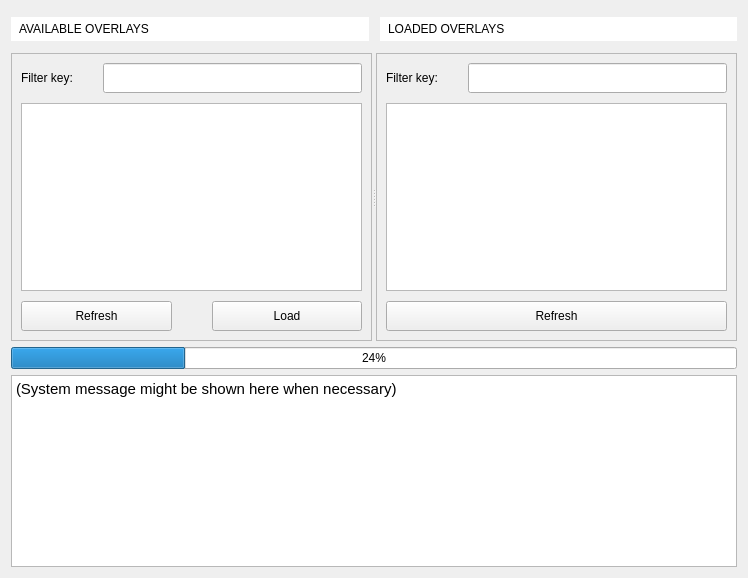
The window that resource/fros_loader_widget.ui (himaj47/rqt_fros_loader) describes before a commit, drawn with Qt 5.
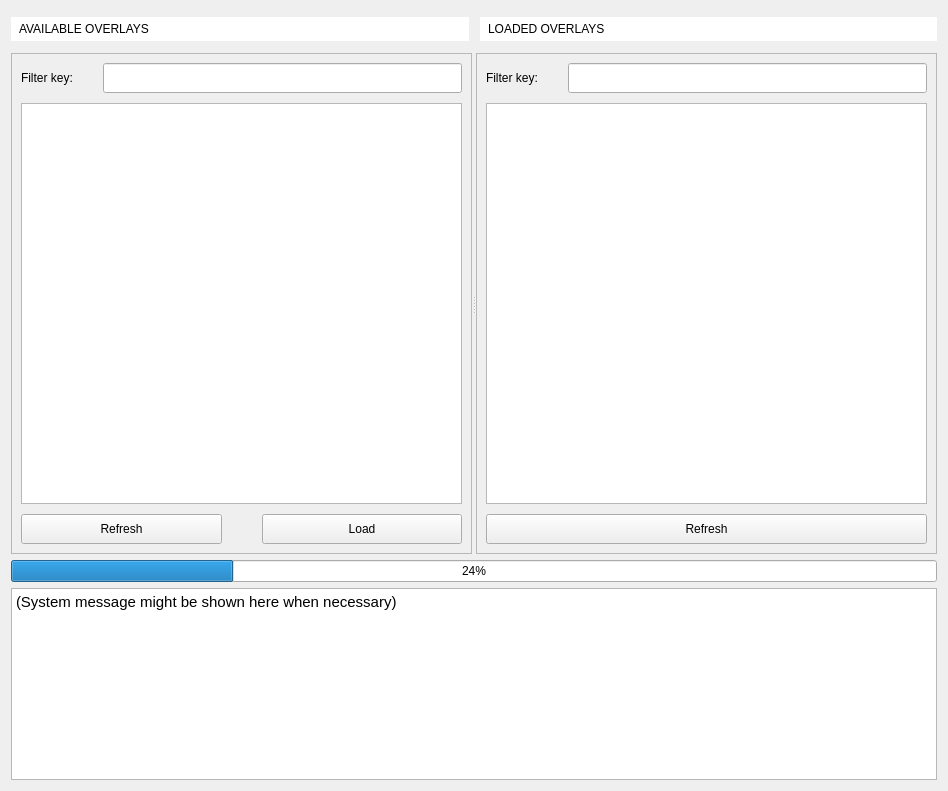
The same window after the commit.

Commit message: set size_policy of QWidget (fros_loader) to expanding

```diff
--- a/resource/fros_loader_widget.ui
+++ b/resource/fros_loader_widget.ui
@@ -6,20 +6,20 @@
    <rect>
     <x>0</x>
     <y>0</y>
-    <width>748</width>
-    <height>578</height>
+    <width>948</width>
+    <height>791</height>
    </rect>
   </property>
   <property name="sizePolicy">
-   <sizepolicy hsizetype="Maximum" vsizetype="Maximum">
+   <sizepolicy hsizetype="Expanding" vsizetype="Expanding">
     <horstretch>0</horstretch>
     <verstretch>0</verstretch>
    </sizepolicy>
   </property>
   <property name="minimumSize">
    <size>
-    <width>300</width>
-    <height>200</height>
+    <width>600</width>
+    <height>600</height>
    </size>
   </property>
   <property name="windowTitle">
@@ -112,6 +112,12 @@
         <enum>Qt::Horizontal</enum>
        </property>
        <widget class="QFrame" name="_left_frame">
+        <property name="minimumSize">
+         <size>
+          <width>0</width>
+          <height>0</height>
+         </size>
+        </property>
         <property name="frameShape">
          <enum>QFrame::StyledPanel</enum>
         </property>
```
